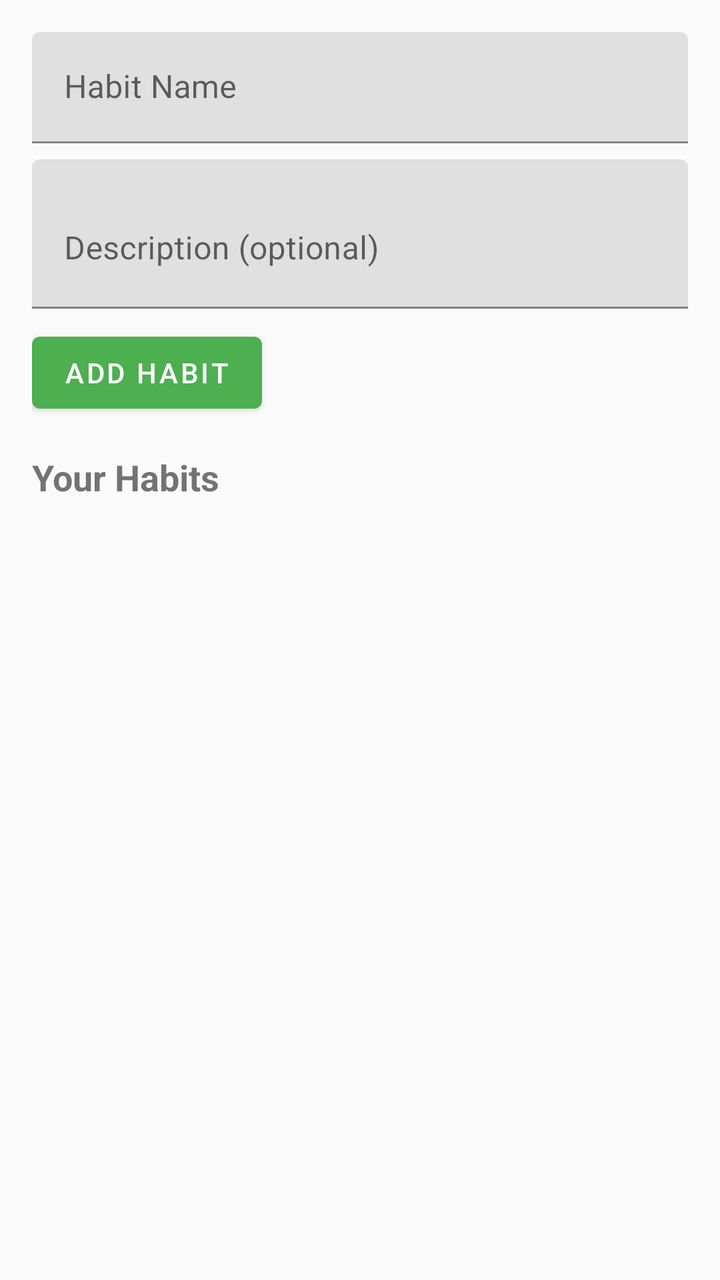
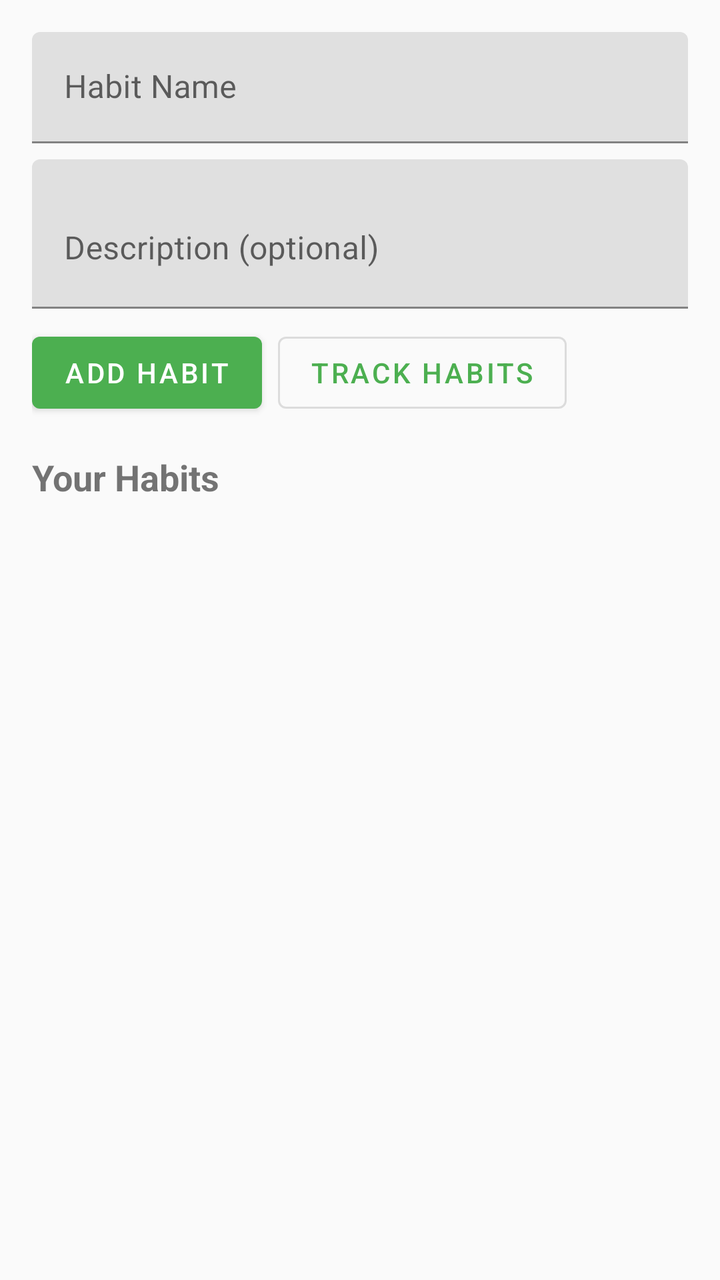

Two renders of the same Android screen: before a commit and after it. Below are the layout's source before the change and the commit's diff.
<!-- AndroidManifest.xml: application theme Theme.HabitEvaluator -->
<!-- res/layout/activity_main.xml -->
<?xml version="1.0" encoding="utf-8"?>
<androidx.constraintlayout.widget.ConstraintLayout xmlns:android="http://schemas.android.com/apk/res/android"
    xmlns:app="http://schemas.android.com/apk/res-auto"
    xmlns:tools="http://schemas.android.com/tools"
    android:layout_width="match_parent"
    android:layout_height="match_parent"
    android:padding="16dp"
    tools:context=".MainActivity">

    <com.google.android.material.textfield.TextInputLayout
        android:id="@+id/habitNameLayout"
        android:layout_width="0dp"
        android:layout_height="wrap_content"
        android:hint="@string/habit_name_hint"
        app:layout_constraintEnd_toEndOf="parent"
        app:layout_constraintStart_toStartOf="parent"
        app:layout_constraintTop_toTopOf="parent">

        <com.google.android.material.textfield.TextInputEditText
            android:id="@+id/habitNameInput"
            android:layout_width="match_parent"
            android:layout_height="wrap_content"
            android:inputType="text" />
    </com.google.android.material.textfield.TextInputLayout>

    <com.google.android.material.textfield.TextInputLayout
        android:id="@+id/habitDescriptionLayout"
        android:layout_width="0dp"
        android:layout_height="wrap_content"
        android:layout_marginTop="8dp"
        android:hint="@string/habit_description_hint"
        app:layout_constraintEnd_toEndOf="parent"
        app:layout_constraintStart_toStartOf="parent"
        app:layout_constraintTop_toBottomOf="@id/habitNameLayout">

        <com.google.android.material.textfield.TextInputEditText
            android:id="@+id/habitDescriptionInput"
            android:layout_width="match_parent"
            android:layout_height="wrap_content"
            android:inputType="textMultiLine"
            android:minLines="2" />
    </com.google.android.material.textfield.TextInputLayout>

    <com.google.android.material.button.MaterialButton
        android:id="@+id/addHabitButton"
        android:layout_width="wrap_content"
        android:layout_height="wrap_content"
        android:layout_marginTop="8dp"
        android:text="@string/add_habit"
        app:layout_constraintStart_toStartOf="parent"
        app:layout_constraintTop_toBottomOf="@id/habitDescriptionLayout" />

    <TextView
        android:id="@+id/habitsLabel"
        android:layout_width="wrap_content"
        android:layout_height="wrap_content"
        android:layout_marginTop="16dp"
        android:text="@string/your_habits"
        android:textSize="18sp"
        android:textStyle="bold"
        app:layout_constraintStart_toStartOf="parent"
        app:layout_constraintTop_toBottomOf="@id/addHabitButton" />

    <androidx.recyclerview.widget.RecyclerView
        android:id="@+id/habitsRecyclerView"
        android:layout_width="0dp"
        android:layout_height="0dp"
        android:layout_marginTop="8dp"
        app:layout_constraintBottom_toTopOf="@id/evaluationCard"
        app:layout_constraintEnd_toEndOf="parent"
        app:layout_constraintStart_toStartOf="parent"
        app:layout_constraintTop_toBottomOf="@id/habitsLabel" />

    <androidx.cardview.widget.CardView
        android:id="@+id/evaluationCard"
        android:layout_width="0dp"
        android:layout_height="wrap_content"
        android:layout_marginTop="16dp"
        android:visibility="gone"
        app:cardCornerRadius="8dp"
        app:cardElevation="4dp"
        app:layout_constraintBottom_toBottomOf="parent"
        app:layout_constraintEnd_toEndOf="parent"
        app:layout_constraintStart_toStartOf="parent">

        <LinearLayout
            android:layout_width="match_parent"
            android:layout_height="wrap_content"
            android:orientation="vertical"
            android:padding="16dp">

            <TextView
                android:id="@+id/selectedHabitName"
                android:layout_width="wrap_content"
                android:layout_height="wrap_content"
                android:textSize="16sp"
                android:textStyle="bold" />

            <TextView
                android:id="@+id/streakText"
                android:layout_width="wrap_content"
                android:layout_height="wrap_content"
                android:layout_marginTop="8dp" />

            <TextView
                android:id="@+id/completionRateText"
                android:layout_width="wrap_content"
                android:layout_height="wrap_content"
                android:layout_marginTop="4dp" />

            <ProgressBar
                android:id="@+id/completionProgress"
                style="?android:attr/progressBarStyleHorizontal"
                android:layout_width="match_parent"
                android:layout_height="wrap_content"
                android:layout_marginTop="8dp"
                android:max="100" />

            <com.google.android.material.button.MaterialButton
                android:id="@+id/completeButton"
                android:layout_width="wrap_content"
                android:layout_height="wrap_content"
                android:layout_marginTop="8dp"
                android:text="@string/mark_complete" />
        </LinearLayout>
    </androidx.cardview.widget.CardView>
</androidx.constraintlayout.widget.ConstraintLayout>
<!-- resources referenced by this layout -->
<resources>
  <string name="add_habit">Add Habit</string>
  <string name="habit_description_hint">Description (optional)</string>
  <string name="habit_name_hint">Habit Name</string>
  <string name="mark_complete">Mark Complete</string>
  <string name="your_habits">Your Habits</string>
  <style name="Theme.HabitEvaluator" parent="Theme.MaterialComponents.Light.DarkActionBar">
          <item name="colorPrimary">@color/primary</item>
          <item name="colorPrimaryDark">@color/primary_dark</item>
          <item name="colorAccent">@color/accent</item>
          <item name="android:windowBackground">@color/background</item>
      </style>
  <color name="primary">#4CAF50</color>
  <color name="primary_dark">#388E3C</color>
  <color name="accent">#FFC107</color>
  <color name="background">#FAFAFA</color>
</resources>

<!-- the commit's change to res/layout/activity_main.xml (unified diff, before → after) -->
@@ -48,6 +48,17 @@
         android:layout_marginTop="8dp"
         android:text="@string/add_habit"
         app:layout_constraintStart_toStartOf="parent"
+        app:layout_constraintTop_toBottomOf="@id/habitDescriptionLayout" />
+
+    <com.google.android.material.button.MaterialButton
+        android:id="@+id/trackHabitsButton"
+        android:layout_width="wrap_content"
+        android:layout_height="wrap_content"
+        android:layout_marginTop="8dp"
+        android:layout_marginStart="8dp"
+        android:text="@string/track_habits"
+        style="@style/Widget.MaterialComponents.Button.OutlinedButton"
+        app:layout_constraintStart_toEndOf="@id/addHabitButton"
         app:layout_constraintTop_toBottomOf="@id/habitDescriptionLayout" />
 
     <TextView
<!-- resource entries referenced after the edit -->
@@ -4,6 +4,7 @@
   <string name="habit_description_hint">Description (optional)</string>
   <string name="habit_name_hint">Habit Name</string>
   <string name="mark_complete">Mark Complete</string>
+  <string name="track_habits">Track Habits</string>
   <string name="your_habits">Your Habits</string>
   <style name="Theme.HabitEvaluator" parent="Theme.MaterialComponents.Light.DarkActionBar">
           <item name="colorPrimary">@color/primary</item>
